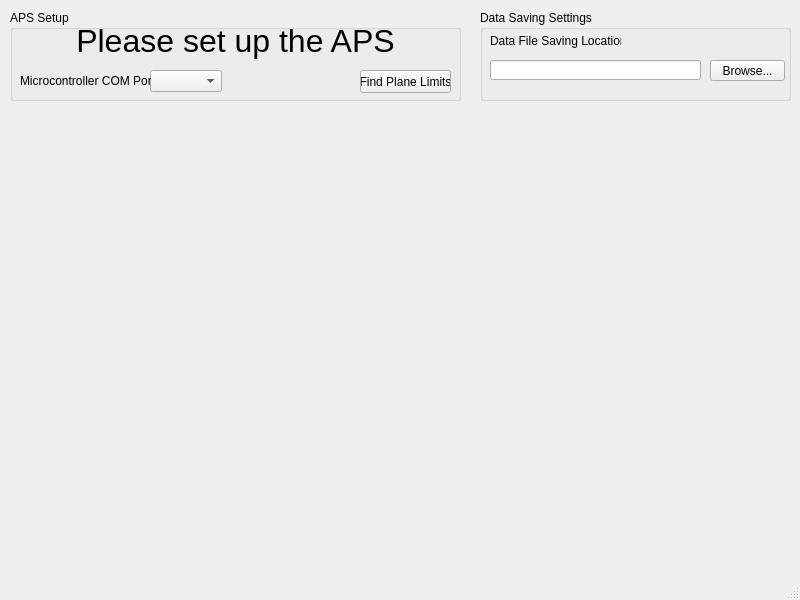
Before: the Qt Designer form APS.ui in TeamAPS/APS, drawn with Qt 5.
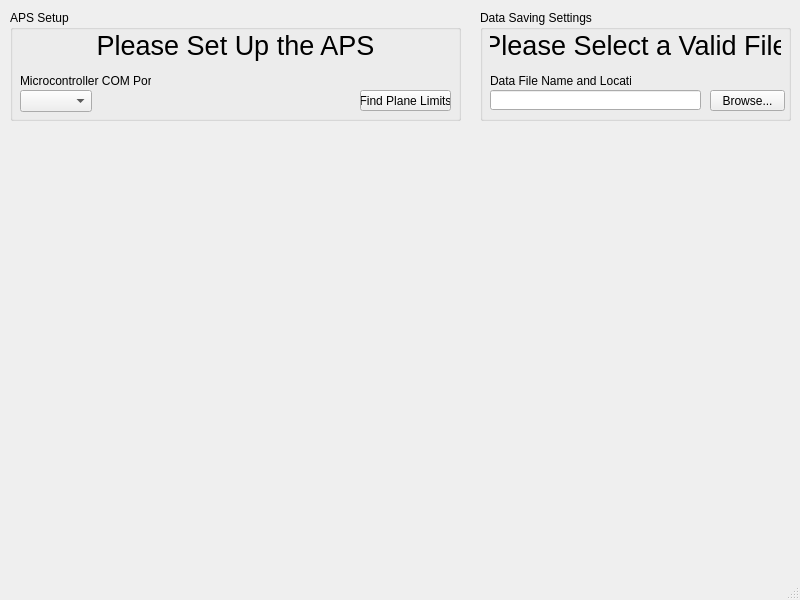
After: the same form once the commit is applied. Icons and pictures are not drawn.

Commit message: Added program icon and save box

Diff of the .ui file:
```diff
--- a/APS.ui
+++ b/APS.ui
@@ -20,7 +20,7 @@
       <x>10</x>
       <y>10</y>
       <width>451</width>
-      <height>91</height>
+      <height>111</height>
      </rect>
     </property>
     <property name="title">
@@ -29,8 +29,8 @@
     <widget class="QComboBox" name="comPortChoice">
      <property name="geometry">
       <rect>
-       <x>140</x>
-       <y>60</y>
+       <x>10</x>
+       <y>80</y>
        <width>78</width>
        <height>20</height>
       </rect>
@@ -62,9 +62,9 @@
      <property name="geometry">
       <rect>
        <x>350</x>
-       <y>60</y>
+       <y>80</y>
        <width>91</width>
-       <height>23</height>
+       <height>21</height>
       </rect>
      </property>
      <property name="text">
@@ -77,16 +77,16 @@
        <x>10</x>
        <y>10</y>
        <width>431</width>
-       <height>41</height>
+       <height>51</height>
       </rect>
      </property>
      <property name="font">
       <font>
-       <pointsize>24</pointsize>
+       <pointsize>20</pointsize>
       </font>
      </property>
      <property name="text">
-      <string>Please set up the APS</string>
+      <string>Please Set Up the APS</string>
      </property>
      <property name="alignment">
       <set>Qt::AlignCenter</set>
@@ -99,7 +99,7 @@
       <x>480</x>
       <y>10</y>
       <width>311</width>
-      <height>91</height>
+      <height>111</height>
      </rect>
     </property>
     <property name="title">
@@ -109,7 +109,7 @@
      <property name="geometry">
       <rect>
        <x>10</x>
-       <y>50</y>
+       <y>80</y>
        <width>211</width>
        <height>20</height>
       </rect>
@@ -119,20 +119,20 @@
      <property name="geometry">
       <rect>
        <x>10</x>
-       <y>20</y>
-       <width>131</width>
+       <y>60</y>
+       <width>141</width>
        <height>21</height>
       </rect>
      </property>
      <property name="text">
-      <string>Data File Saving Location:</string>
+      <string>Data File Name and Location:</string>
      </property>
     </widget>
     <widget class="QPushButton" name="dataPathBrowse">
      <property name="geometry">
       <rect>
        <x>230</x>
-       <y>50</y>
+       <y>80</y>
        <width>75</width>
        <height>21</height>
       </rect>
@@ -141,6 +141,27 @@
       <string>Browse...</string>
      </property>
     </widget>
+    <widget class="QLabel" name="dataPathStatus">
+     <property name="geometry">
+      <rect>
+       <x>10</x>
+       <y>10</y>
+       <width>291</width>
+       <height>51</height>
+      </rect>
+     </property>
+     <property name="font">
+      <font>
+       <pointsize>20</pointsize>
+      </font>
+     </property>
+     <property name="text">
+      <string>Please Select a Valid File</string>
+     </property>
+     <property name="alignment">
+      <set>Qt::AlignCenter</set>
+     </property>
+    </widget>
    </widget>
   </widget>
   <widget class="QMenuBar" name="menubar">
```
Left out of the diff: 6 changed lines with no effect on the pictures. The commit also changes 2 other files.
